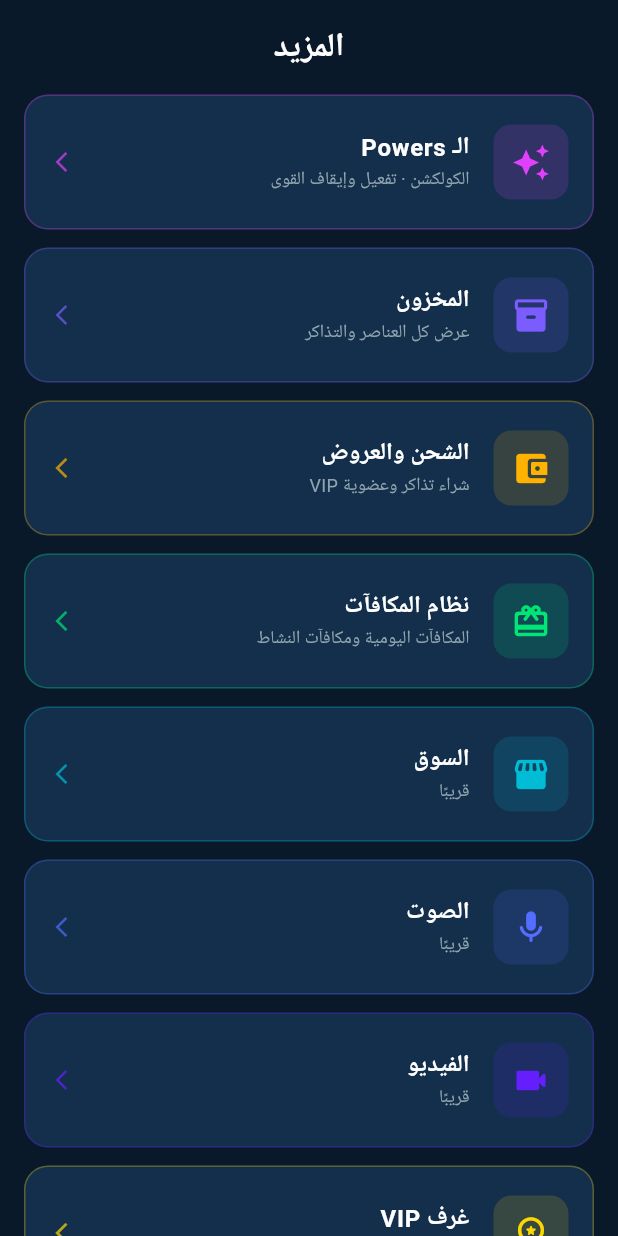
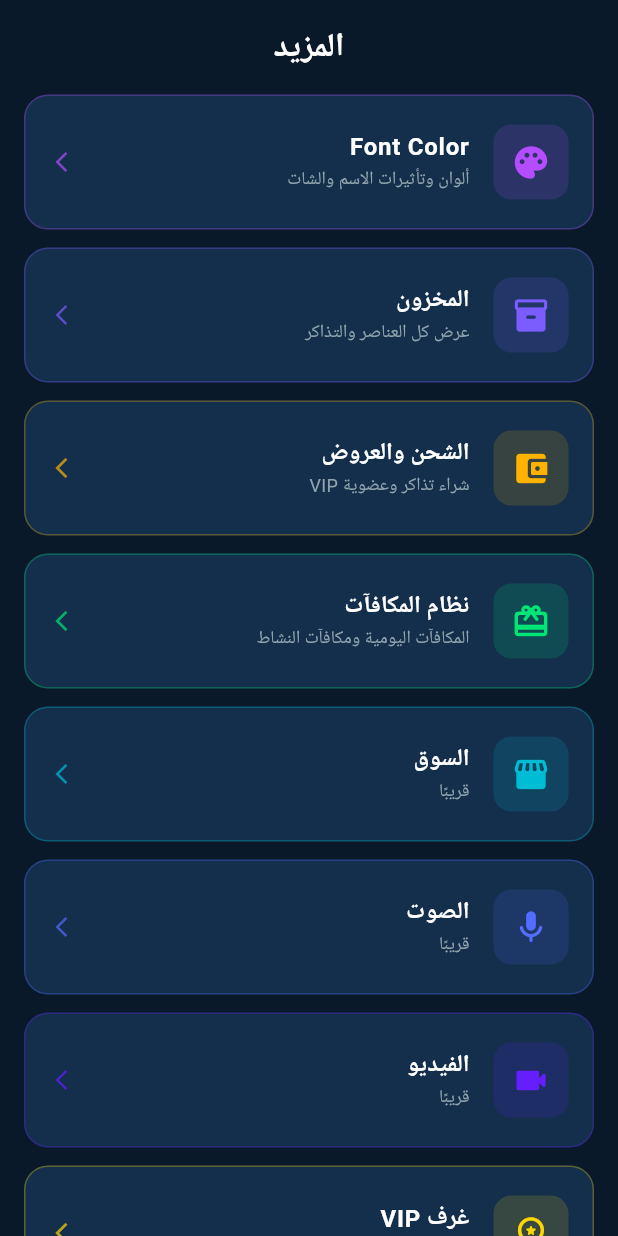
Before and after one commit to meslammo/NEXO-prototype-, a Flutter app: the MoreScreen widget shown alone on an empty page, opened directly, on a phone screen of 412 x 824 dp. Run offline on Flutter 3.47's test engine with Material 3 defaults, Android fonts, the phone set to English and light mode, and no system bars; our stand-ins replace flutter_secure_storage, flutter_svg, in_app_purchase, shared_preferences; missing offline and left inert: chess_on_dart, flutter_webrtc; accounts and stored records are empty; network calls fail.

Commit message:
NEXO CHANGE 65: rename Powers entry to Font Color

```diff
--- a/lib/screens/more_screen.dart
+++ b/lib/screens/more_screen.dart
@@ -3,7 +3,7 @@ import '../theme/nexo_theme.dart';
 import 'inventory_screen.dart';
 import 'recharge_screen.dart';
 import 'rewards_screen.dart';
-import 'powers_collection_screen.dart';
+import 'font_color_screen.dart';
 
 class MoreScreen extends StatelessWidget {
   const MoreScreen({super.key});
@@ -11,7 +11,7 @@ class MoreScreen extends StatelessWidget {
   @override
   Widget build(BuildContext context) {
     final items = [
-      {'title': 'الـ Powers', 'subtitle': 'الكولكشن · تفعيل وإيقاف القوى', 'icon': Icons.auto_awesome, 'color': Color(0xFFE040FB), 'screen': const PowersCollectionScreen()},
+      {'title': 'Font Color', 'subtitle': 'ألوان وتأثيرات الاسم والشات', 'icon': Icons.palette_rounded, 'color': Color(0xFFB44CFF), 'screen': const FontColorScreen()},
       {'title': 'المخزون', 'subtitle': 'عرض كل العناصر والتذاكر', 'icon': Icons.inventory_2_rounded, 'color': Color(0xFF7B5CFF), 'screen': const InventoryScreen()},
       {'title': 'الشحن والعروض', 'subtitle': 'شراء تذاكر وعضوية VIP', 'icon': Icons.account_balance_wallet_rounded, 'color': Color(0xFFFFB300), 'screen': const RechargeScreen()},
       {'title': 'نظام المكافآت', 'subtitle': 'المكافآت اليومية ومكافآت النشاط', 'icon': Icons.card_giftcard_rounded, 'color': Color(0xFF00E676), 'screen': const RewardsScreen()},
```
